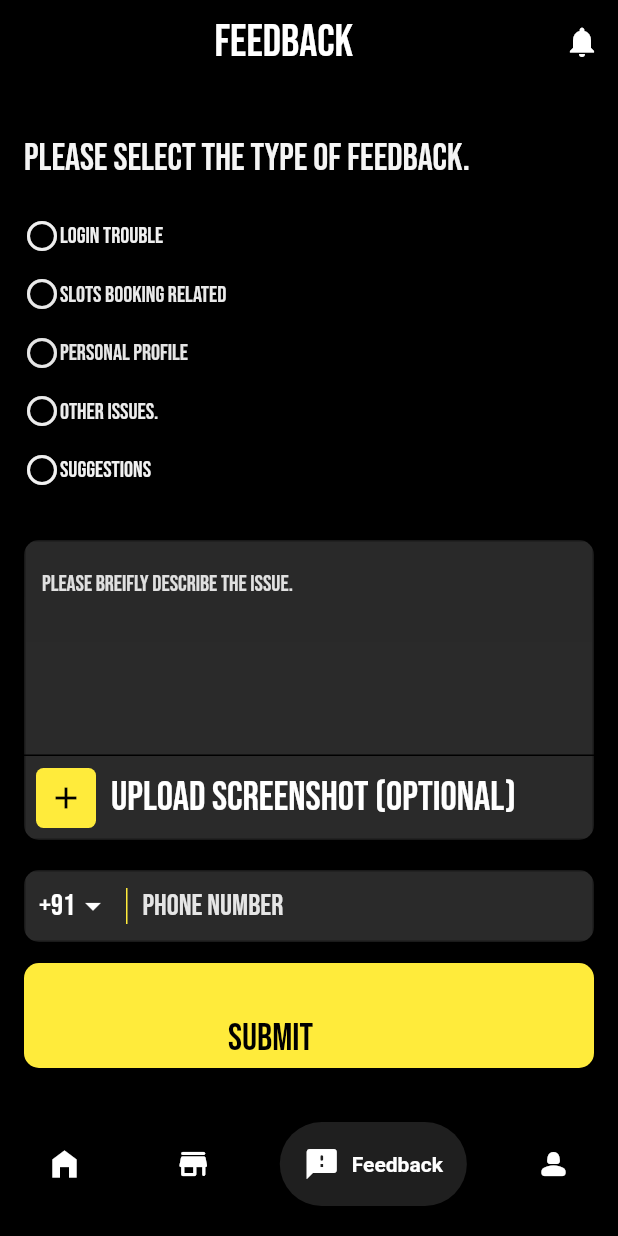
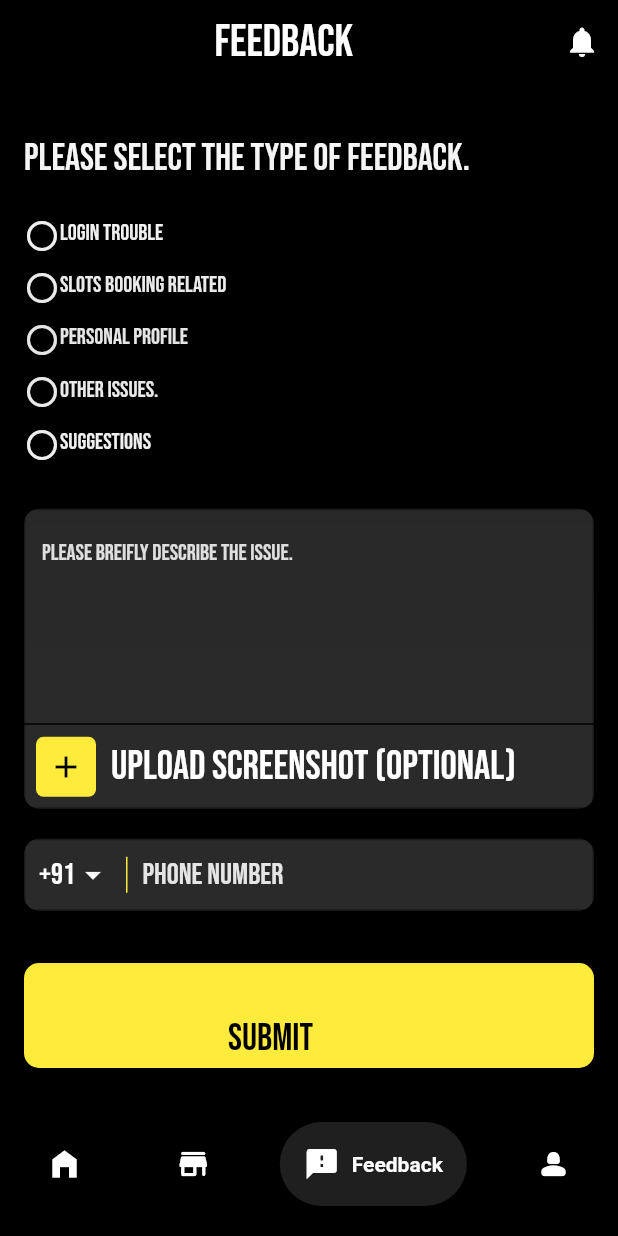
Before and after one commit to Shahbanps/Levelup-Lounge, a Flutter app: the screen it shows after launch, item 3 of the bottom bar chosen, on a phone screen of 412 x 824 dp. Run offline on Flutter 3.47's test engine with Material 2 defaults, Android fonts, the phone set to English and light mode, and no system bars; drawn by our look-alikes of google_nav_bar; our stand-ins replace carousel_slider, file_picker, google_fonts, image_picker.

Commit message:
Feedback fixed

```diff
--- a/lib/User/feedback.dart
+++ b/lib/User/feedback.dart
@@ -150,7 +150,8 @@ class _Feed_BackState extends State<Feed_Back> {
 
   buildCheckItem(String title, int index, List<bool> buttonStates,
       Function(int) onItemSelected) {
-    return Padding(
+    return Expanded(
+      child: Padding(
         padding: EdgeInsets.only(bottom: 15),
         child: GestureDetector(
           onTap: () {
@@ -176,6 +177,7 @@ class _Feed_BackState extends State<Feed_Back> {
                 ),
               ),
             ],
+          ),
         ),
       ),
     );
@@ -215,7 +217,7 @@ class _Feed_BackState extends State<Feed_Back> {
           ),
         ],
       ),
-      body: Padding(
+      body: Container(
         padding: EdgeInsets.fromLTRB(16.0, 70, 16, 16),
         child: Column(
           crossAxisAlignment: CrossAxisAlignment.start,
```
Also changed, not shown: lib/User/profile_screen.dart (+21 -27 lines). Lines whose indentation alone changed are shown as unchanged.
